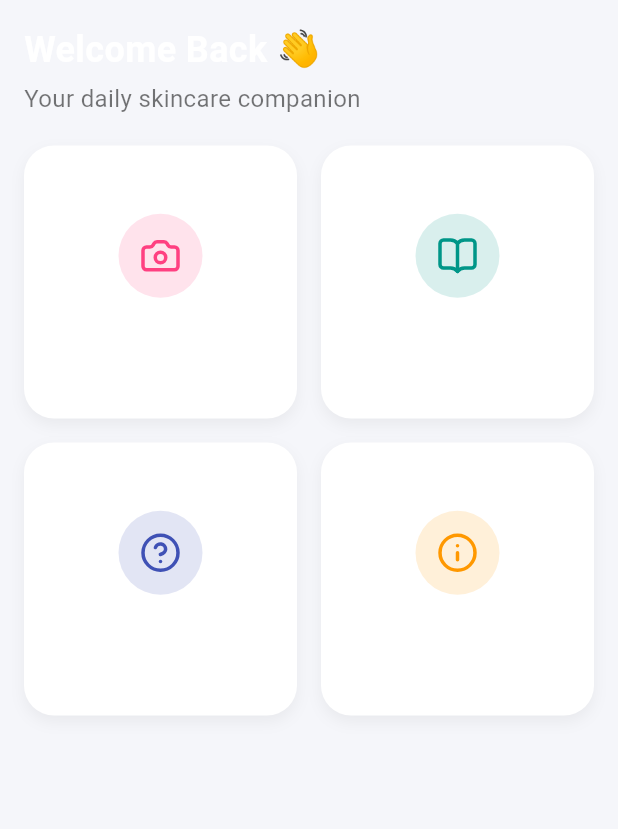
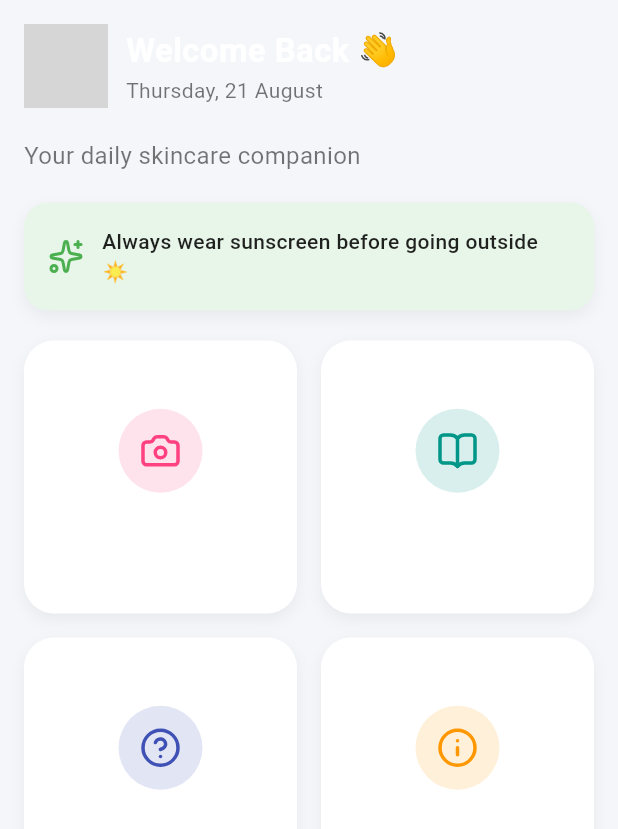
Before and after one commit to git-Whitney/nourish, a Flutter app: the DashboardScreen screen opened directly, on a phone screen of 412 x 824 dp. Shown: the top 829 px of the screen. Run offline on Flutter 3.47's test engine with Material 3 defaults, Android fonts, the phone set to English and light mode, and no system bars; our stand-ins replace image_picker, lucide_icons; grey boxes are pictures that could not be loaded.

Commit message:
Enhanced Dashboard: added date display and greeting header

```diff
--- a/lib/screens/dashboard_screen.dart
+++ b/lib/screens/dashboard_screen.dart
@@ -1,11 +1,26 @@
 import 'package:flutter/material.dart';
-import 'package:lucide_icons/lucide_icons.dart'; // modern icon package
+import 'package:lucide_icons/lucide_icons.dart';
+import 'package:intl/intl.dart'; // for date formatting
 
 class DashboardScreen extends StatelessWidget {
   const DashboardScreen({super.key});
 
   @override
   Widget build(BuildContext context) {
+    String today = DateFormat('EEEE, d MMMM').format(DateTime.now());
+
+    // Example daily tips list (you can later fetch from backend/Firestore)
+    final List<String> dailyTips = [
+      "Drink at least 8 glasses of water today 💧",
+      "Always wear sunscreen before going outside ☀️",
+      "Don’t forget to moisturize after cleansing 🧴",
+      "Get 7–8 hours of sleep for healthier skin 😴",
+      "Eat more fruits and vegetables for glowing skin 🥦🍎",
+    ];
+
+    // Pick a random tip based on the day
+    String todayTip = dailyTips[DateTime.now().day % dailyTips.length];
+
     return Scaffold(
       backgroundColor: const Color(0xFFF5F6FA),
       body: SafeArea(
@@ -14,15 +29,38 @@ class DashboardScreen extends StatelessWidget {
           child: Column(
             crossAxisAlignment: CrossAxisAlignment.start,
             children: [
-              // Header
-              const Text(
-                "Welcome Back 👋",
-                style: TextStyle(
-                  fontSize: 24,
-                  fontWeight: FontWeight.bold,
-                ),
+              /// Greeting Header
+              Row(
+                children: [
+                  const CircleAvatar(
+                    radius: 28,
+                    backgroundImage:
+                        AssetImage("assets/images/profile.png"), // placeholder
+                  ),
+                  const SizedBox(width: 12),
+                  Column(
+                    crossAxisAlignment: CrossAxisAlignment.start,
+                    children: [
+                      const Text(
+                        "Welcome Back 👋",
+                        style: TextStyle(
+                          fontSize: 22,
+                          fontWeight: FontWeight.bold,
+                        ),
+                      ),
+                      Text(
+                        today,
+                        style: const TextStyle(
+                          fontSize: 14,
+                          color: Colors.black54,
+                        ),
+                      ),
+                    ],
+                  ),
+                ],
               ),
-              const SizedBox(height: 4),
+              const SizedBox(height: 20),
+
               const Text(
                 "Your daily skincare companion",
                 style: TextStyle(
@@ -32,7 +70,40 @@ class DashboardScreen extends StatelessWidget {
               ),
               const SizedBox(height: 20),
 
-              // Grid of Cards
+              /// 🌟 Daily Tip Card
+              Container(
+                padding: const EdgeInsets.all(16),
+                decoration: BoxDecoration(
+                  color: Colors.green.shade50,
+                  borderRadius: BorderRadius.circular(16),
+                  boxShadow: [
+                    BoxShadow(
+                      color: Colors.black.withOpacity(0.05),
+                      blurRadius: 8,
+                      offset: const Offset(0, 4),
+                    ),
+                  ],
+                ),
+                child: Row(
+                  children: [
+                    const Icon(LucideIcons.sparkles, color: Colors.green),
+                    const SizedBox(width: 12),
+                    Expanded(
+                      child: Text(
+                        todayTip,
+                        style: const TextStyle(
+                          fontSize: 14,
+                          fontWeight: FontWeight.w500,
+                          color: Colors.black87,
+                        ),
+                      ),
+                    ),
+                  ],
+                ),
+              ),
+              const SizedBox(height: 20),
+
+              /// Grid of Feature Cards
               Expanded(
                 child: GridView.count(
                   crossAxisCount: 2,
--- a/pubspec.yaml
+++ b/pubspec.yaml
@@ -10,6 +10,7 @@ environment:
 dependencies:
   flutter:
     sdk: flutter
+  intl: ^0.19.0
   provider: ^6.1.2
   lucide_icons: ^0.257.0
   cupertino_icons: ^1.0.8
```
Also changed, not shown: pubspec.lock.
